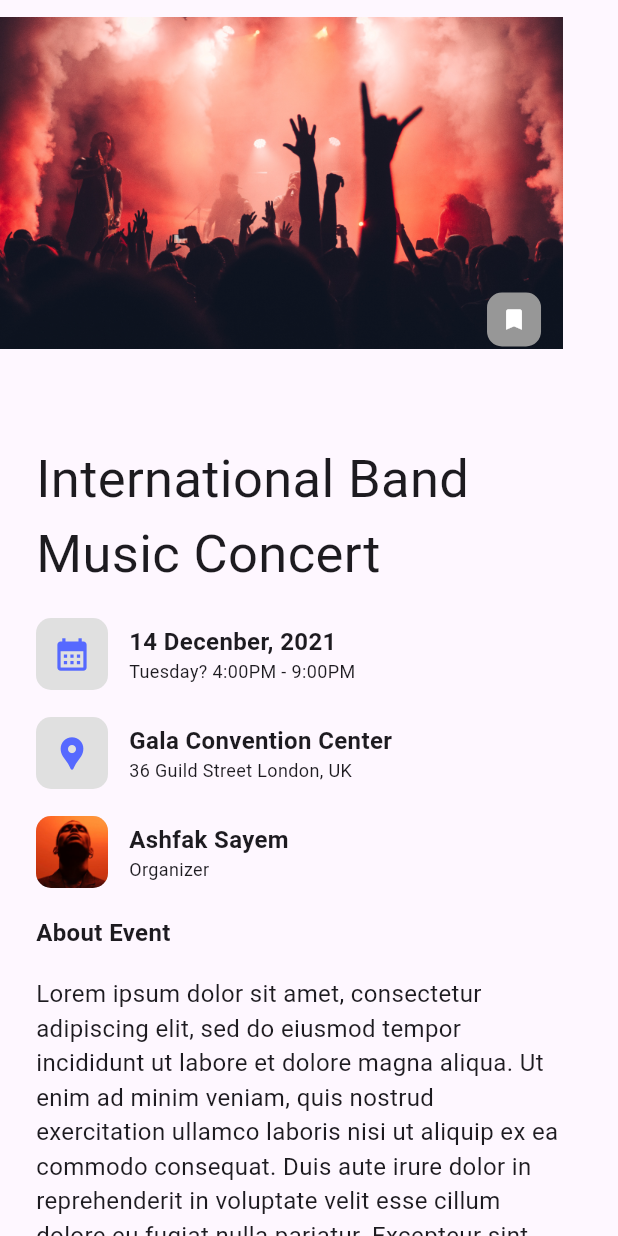
After one commit to vachtung-gigabidze/EventHub, a Flutter app: the EventDetailsScreen screen opened directly, on a phone screen of 412 x 824 dp. The commit adds this screen. Run offline on Flutter 3.47's test engine with Material 3 defaults, Android fonts, the phone set to English and light mode, and no system bars.

Commit message:
event details screen

```diff
--- a/lib/main.dart
+++ b/lib/main.dart
@@ -1,5 +1,6 @@
 import 'dart:ui';
 
+import 'package:even_hub/screens/event_details_screen.dart';
 import 'package:even_hub/screens/explore_screen.dart';
 import 'package:flutter/material.dart';
 
@@ -21,6 +22,7 @@ class MainApp extends StatelessWidget {
 
     },
   ),
+      // home:  const EventDetailsScreen()
       home:  ExploreScreen()
 
     );
--- /dev/null
+++ b/lib/screens/event_details_screen.dart
@@ -0,0 +1,94 @@
+import 'package:even_hub/widgets/widgets.dart';
+import 'package:flutter/material.dart';
+
+class EventDetailsScreen extends StatelessWidget {
+  const EventDetailsScreen({super.key});
+
+  @override
+  Widget build(BuildContext context) {
+    return  Scaffold(
+      body: SingleChildScrollView(
+        scrollDirection: Axis.vertical,
+        child: SizedBox(
+          width: 375,
+
+          child: Column(
+            children: [
+
+              Stack(children: [
+                Image.asset('assets/images/party.png',width: 375,
+          height: 244,),
+                Positioned(
+            bottom: 13,
+            right: 14.32,
+            child: Container(height: 36, width: 36, decoration: BoxDecoration(color: Color(0xFF979797), borderRadius: BorderRadius.circular(10)),
+            child: const Icon(Icons.bookmark, color: Colors.white, size: 18,),
+            )),
+              ],),
+            Padding(
+              padding: const EdgeInsets.only(left:  24.0),
+              child: Column(
+                children: [
+                  const  SizedBox(height: 50,),
+              const Text("International Band Music Concert", textAlign: TextAlign.left, style: TextStyle(fontSize: 35),),
+              const  SizedBox(height: 18,),
+
+              Row(
+                children: [
+                  Container( height: 48, width: 48,
+                    decoration: BoxDecoration(color: Colors.grey[300], borderRadius: BorderRadius.circular(10)),
+                    child: const Icon(Icons.calendar_month, color: Color(0xFF5669FF), size: 26,),
+                  ),
+                  SizedBox(width: 14,),
+                  Column(crossAxisAlignment: CrossAxisAlignment.start, children: [
+                    Text("14 Decenber, 2021", style: TextStyle(fontSize: 16, fontWeight: FontWeight.bold),),
+                    Text("Tuesday? 4:00PM - 9:00PM", style: TextStyle(fontSize: 12),),
+                  ],)
+                ],
+              ),
+              const  SizedBox(height: 18,),
+              Row(
+                children: [
+                  Container( height: 48, width: 48,
+                    decoration: BoxDecoration(color: Colors.grey[300], borderRadius: BorderRadius.circular(10)),
+                    child: const Icon(Icons.location_pin, color: Color(0xFF5669FF), size: 26,),
+                  ),
+                  SizedBox(width: 14,),
+                  Column(crossAxisAlignment: CrossAxisAlignment.start, children: [
+                    Text("Gala Convention Center", style: TextStyle(fontSize: 16, fontWeight: FontWeight.bold),),
+                    Text("36 Guild Street London, UK", style: TextStyle(fontSize: 12),),
+                  ],)
+                ],
+              ),
+              const  SizedBox(height: 18,),
+              Row(
+                children: [
+                  Container( height: 48, width: 48,
+                    decoration: BoxDecoration(color: Colors.grey[300], borderRadius: BorderRadius.circular(10)),
+                    child: ClipRRect(borderRadius: BorderRadius.circular(10.0), child: Image.asset('assets/images/organizer.png')),
+                  ),
+                  SizedBox(width: 14,),
+                  Column(crossAxisAlignment: CrossAxisAlignment.start, children: [
+                    Text("Ashfak Sayem", style: TextStyle(fontSize: 16, fontWeight: FontWeight.bold),),
+                    Text("Organizer", style: TextStyle(fontSize: 12),),
+                  ],)
+                ],
+              ),
+              const  SizedBox(height: 18,),
+              Row( mainAxisAlignment: MainAxisAlignment.start,
+                children: [
+                  Text("About Event", style: TextStyle(fontSize: 16, fontWeight: FontWeight.bold)),
+                ],
+              ),
+              const  SizedBox(height: 18,),
+              Text("Lorem ipsum dolor sit amet, consectetur adipiscing elit, sed do eiusmod tempor incididunt ut labore et dolore magna aliqua. Ut enim ad minim veniam, quis nostrud exercitation ullamco laboris nisi ut aliquip ex ea commodo consequat. Duis aute irure dolor in reprehenderit in voluptate velit esse cillum dolore eu fugiat nulla pariatur. Excepteur sint occaecat cupidatat non proident, sunt in culpa qui officia deserunt mollit anim id est laborum.", style: TextStyle(fontSize: 16)),
+                 ],
+              ),
+            ),
+            ],
+          ),
+        ),
+      ),
+    );
+  }
+}
```
Also changed, not shown: assets/images/copy_link.png (added), assets/images/facebook.png (added), assets/images/instagram.png (added), assets/images/message.png (added), assets/images/messager.png (added), assets/images/organizer.png (added), assets/images/party.png (added), assets/images/skype.png (added), assets/images/twitter.png (added), assets/images/whatsup.png (added).
